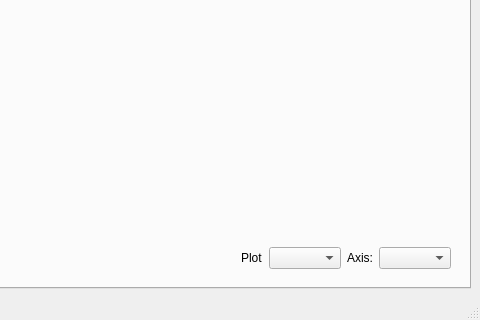
Before: the Qt Designer form main.ui in IUPBAuf/IUP-Regression-Model, drawn with Qt 5; both pictures show x 145 to 625 and y 559 to 879 of the 625 by 879 pixel window.
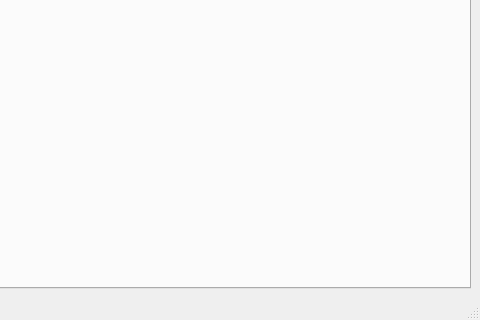
After: the same form once the commit is applied. The open tabs and pages were chosen to show the change.

The edit to the form file:
```diff
--- a/main.ui
+++ b/main.ui
@@ -1052,25 +1052,23 @@
             </spacer>
            </item>
            <item>
-            <widget class="QLabel" name="dim_label">
-             <property name="text">
-              <string>Plot</string>
-             </property>
+            <widget class="QWidget" name="dim_widget" native="true">
+             <layout class="QHBoxLayout" name="horizontalLayout_12">
+              <property name="leftMargin">
+               <number>0</number>
+              </property>
+              <property name="topMargin">
+               <number>0</number>
+              </property>
+              <property name="rightMargin">
+               <number>0</number>
+              </property>
+              <property name="bottomMargin">
+               <number>0</number>
+              </property>
+             </layout>
             </widget>
            </item>
-           <item>
-            <widget class="QComboBox" name="dim_combo"/>
-           </item>
-           <item>
-            <widget class="QLabel" name="axis_label">
-             <property name="text">
-              <string>Axis:</string>
-             </property>
-            </widget>
-           </item>
-           <item>
-            <widget class="QComboBox" name="axis_combo"/>
-           </item>
           </layout>
          </widget>
         </item>
```
Left out of the diff: 2 changed lines with no effect on the pictures.
